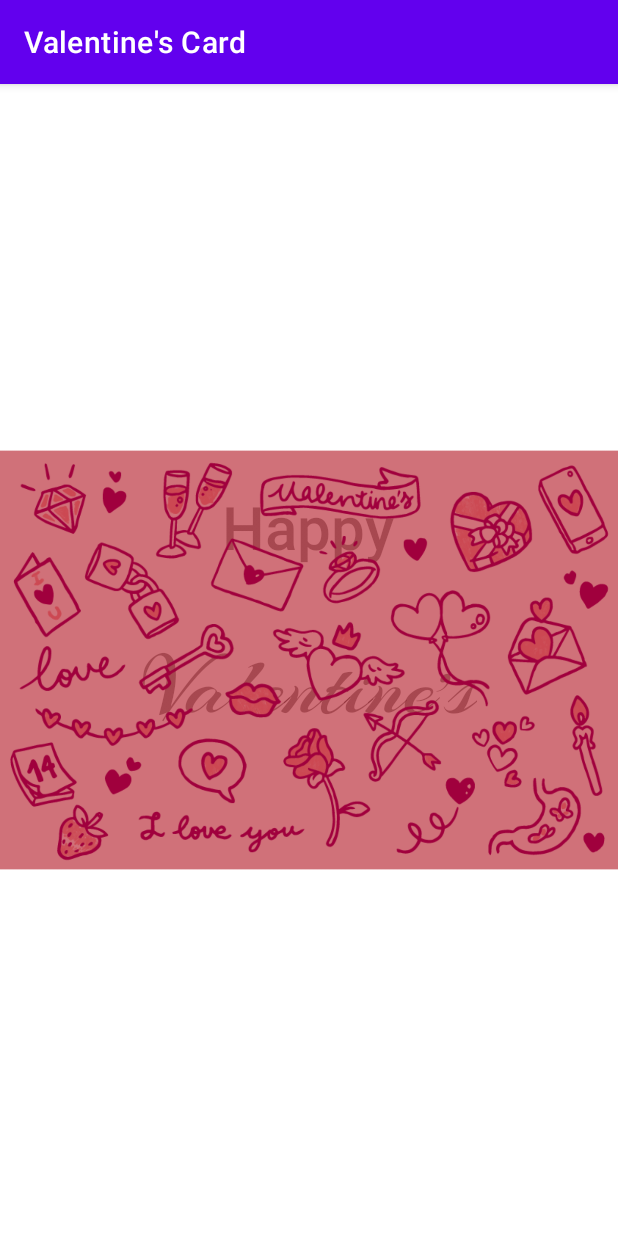
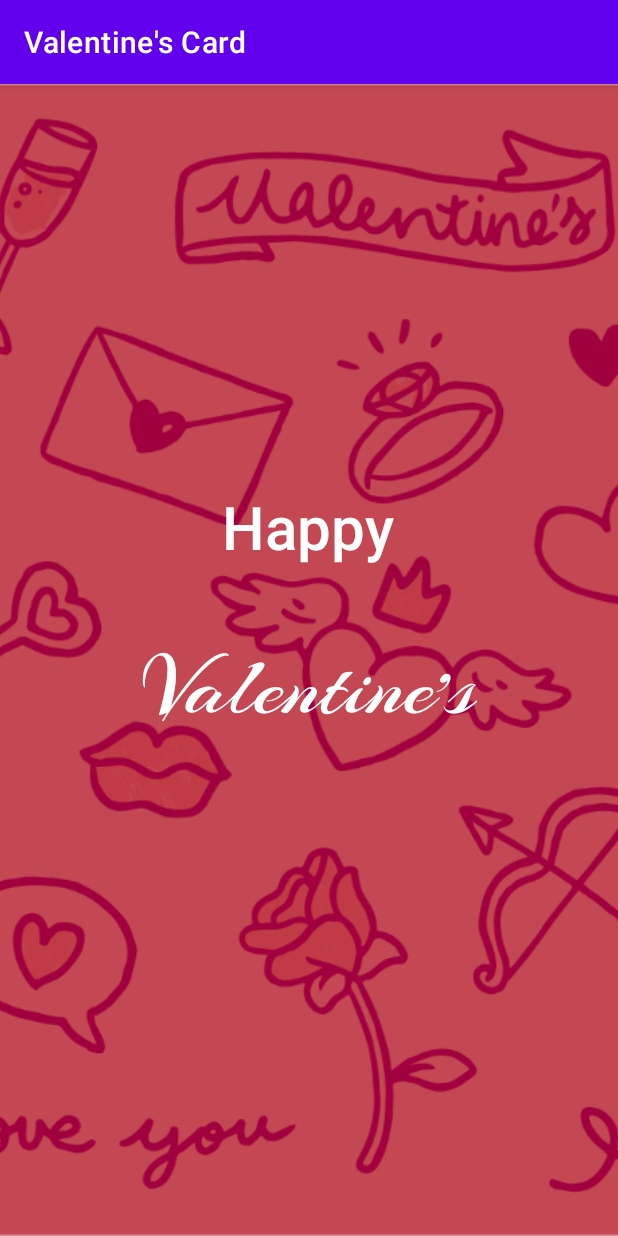
Before and after one commit to ikayz/valentines-card, an Android app: the screen it shows after launch (MainActivity), on a phone screen of 412 x 824 dp. Run offline under Robolectric (Android 15) with nearby library versions, the phone set to English and light mode, and no system bars.

Commit message:
Change the font color to white

```diff
--- a/app/src/main/res/layout/activity_main.xml
+++ b/app/src/main/res/layout/activity_main.xml
@@ -6,6 +6,17 @@
     android:layout_height="match_parent"
     tools:context=".MainActivity">
 
+    <ImageView
+        android:id="@+id/imageView3"
+        android:layout_width="0dp"
+        android:layout_height="0dp"
+        android:scaleType="centerCrop"
+        app:layout_constraintBottom_toBottomOf="parent"
+        app:layout_constraintEnd_toEndOf="parent"
+        app:layout_constraintStart_toStartOf="parent"
+        app:layout_constraintTop_toTopOf="parent"
+        app:srcCompat="@drawable/valentine_s_bg" />
+
     <TextView
         android:id="@+id/textView"
         android:layout_width="wrap_content"
@@ -13,6 +24,7 @@
         android:layout_marginTop="268dp"
         android:fontFamily="sans-serif-medium"
         android:text="Happy"
+        android:textColor="@android:color/white"
         android:textSize="40sp"
         app:layout_constraintEnd_toEndOf="parent"
         app:layout_constraintHorizontal_bias="0.498"
@@ -26,17 +38,10 @@
         android:layout_marginBottom="328dp"
         android:fontFamily="@font/arizonia"
         android:text="Valentine's"
+        android:textColor="@android:color/white"
         android:textSize="60sp"
         app:layout_constraintBottom_toBottomOf="parent"
         app:layout_constraintEnd_toEndOf="parent"
         app:layout_constraintStart_toStartOf="parent" />
 
-    <ImageView
-        android:id="@+id/imageView"
-        android:layout_width="wrap_content"
-        android:layout_height="wrap_content"
-        app:layout_constraintBottom_toBottomOf="parent"
-        app:layout_constraintEnd_toEndOf="parent"
-        app:layout_constraintTop_toTopOf="parent"
-        app:srcCompat="@drawable/valentine_s_bg" />
 </androidx.constraintlayout.widget.ConstraintLayout>
```
Also changed, not shown: app/src/main/res/drawable-xhdpi/valentine_s_bg.png (added), app/src/main/res/drawable/valentine_s_bg.png (deleted), app/src/main/res/drawable/valentine_s_bg_4.png (added).
